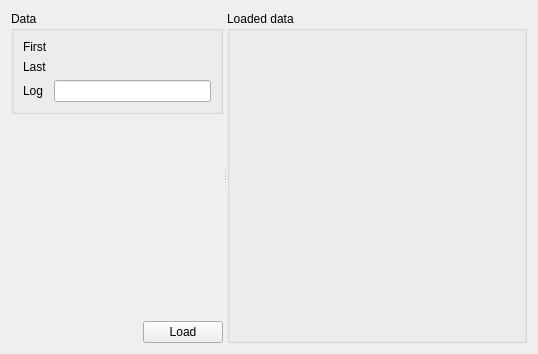
Old version of the form Code/Mantid/MantidQt/CustomInterfaces/inc/MantidQtCustomInterfaces/Muon/ALCDataLoadingView.ui in the repository mantidproject/mantid.
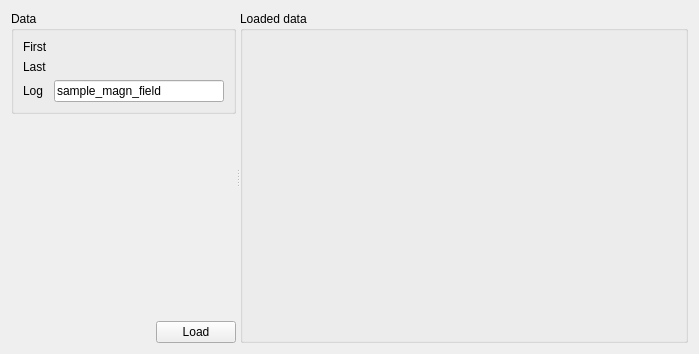
New version of the form. Custom widgets are drawn as their Qt base class.

The edit to the form file:
```diff
--- a/Code/Mantid/MantidQt/CustomInterfaces/inc/MantidQtCustomInterfaces/Muon/ALCDataLoadingView.ui
+++ b/Code/Mantid/MantidQt/CustomInterfaces/inc/MantidQtCustomInterfaces/Muon/ALCDataLoadingView.ui
@@ -6,7 +6,7 @@
    <rect>
     <x>0</x>
     <y>0</y>
-    <width>538</width>
+    <width>699</width>
     <height>354</height>
    </rect>
   </property>
@@ -53,11 +53,8 @@
           </item>
           <item row="2" column="1">
            <widget class="QLineEdit" name="log">
-            <property name="minimumSize">
-             <size>
-              <width>100</width>
-              <height>0</height>
-             </size>
+            <property name="text">
+             <string>sample_magn_field</string>
             </property>
            </widget>
           </item>
@@ -124,18 +121,19 @@
       </layout>
      </widget>
      <widget class="QGroupBox" name="groupBox">
-      <property name="minimumSize">
-       <size>
-        <width>300</width>
-        <height>300</height>
-       </size>
-      </property>
       <property name="title">
        <string>Loaded data</string>
       </property>
       <layout class="QVBoxLayout" name="verticalLayout_2">
        <item>
-        <widget class="QwtPlot" name="dataPlot"/>
+        <widget class="QwtPlot" name="dataPlot">
+         <property name="minimumSize">
+          <size>
+           <width>300</width>
+           <height>0</height>
+          </size>
+         </property>
+        </widget>
        </item>
       </layout>
      </widget>
```
